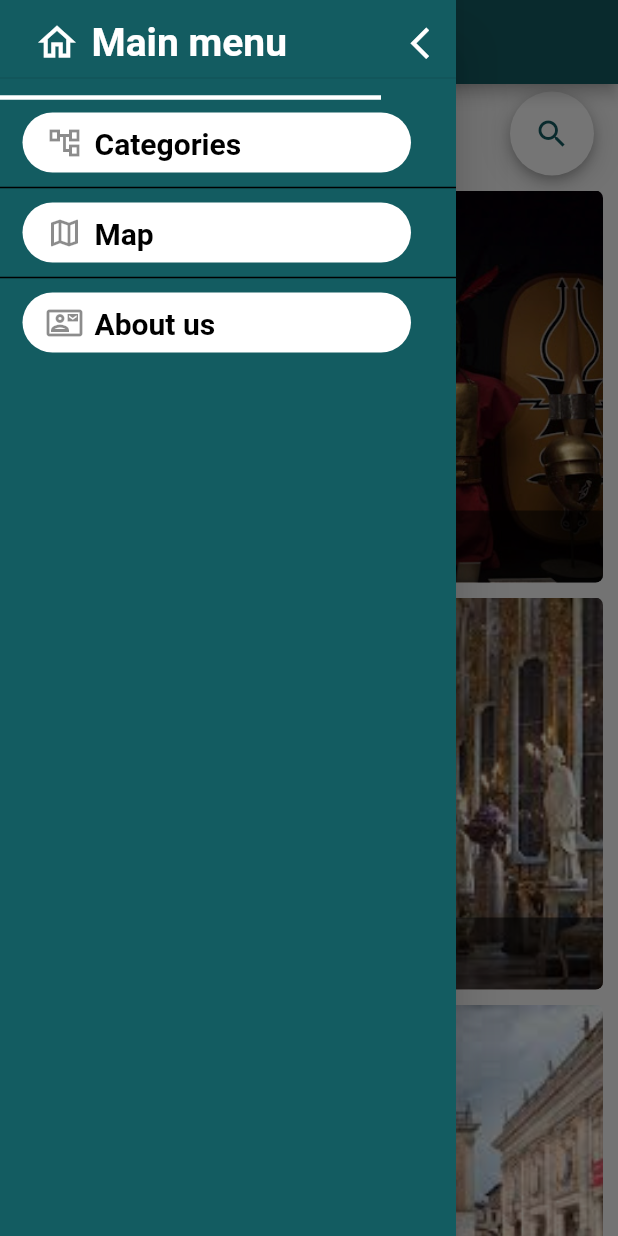
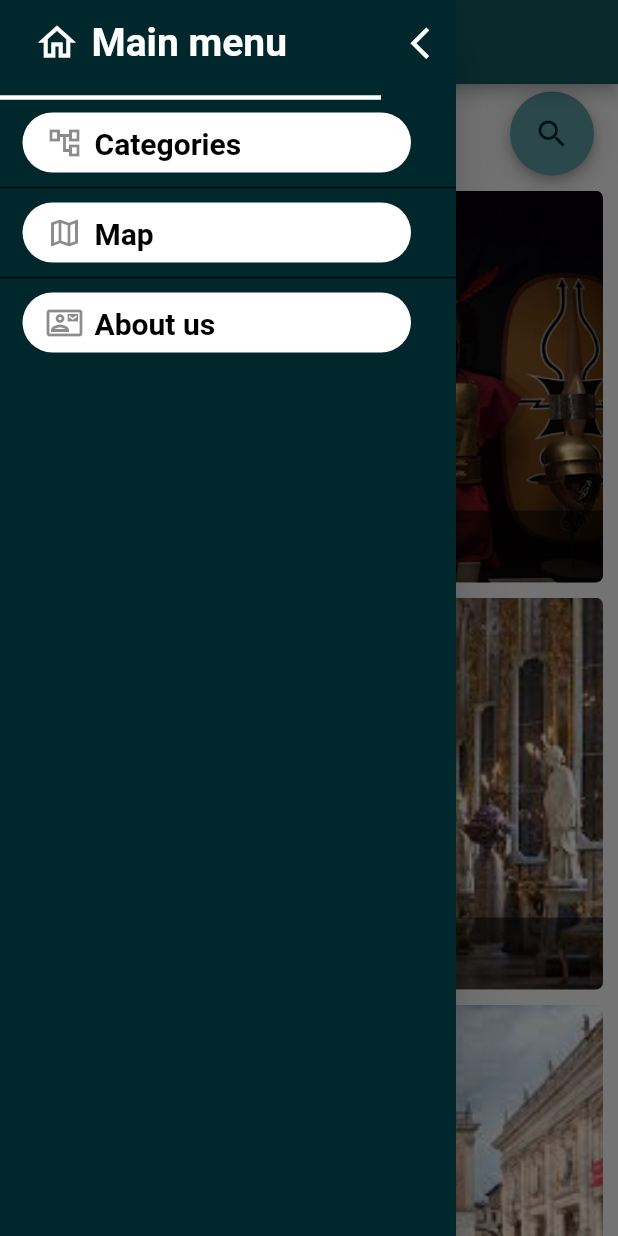
Before and after one commit to AIR-FOI-HR/AIR2101_FOAQ_TEAM_ZERO, a Flutter app: the screen it shows after launch, with the side drawer open, on a phone screen of 412 x 824 dp. Run offline on Flutter 3.47's test engine with Material 2 defaults, Android fonts, the phone set to English and light mode, and no system bars.

Commit message:
Added new colors .Stylized widgets with new colors and choosen those that fits the best

```diff
--- a/lib/main.dart
+++ b/lib/main.dart
@@ -21,7 +21,11 @@ class MyApp extends StatelessWidget {
         title: 'Museum Guide',
         theme: ThemeData(
           primaryColor: Color.fromRGBO(19, 92, 97, 1),
-          accentColor: Color.fromRGBO(236, 219, 172, 1),
+          accentColor: Color.fromRGBO(0, 201, 224,1),
+          primaryColorLight: Color.fromRGBO(93, 158, 163,1),
+          cardColor: Color.fromRGBO(59, 124, 129,1),
+          primaryColorDark: Color.fromRGBO(0, 39, 44,1),
+          highlightColor: Color.fromRGBO(255, 138, 68, 1),
           textTheme: ThemeData.light().textTheme.copyWith(
                 headline6: TextStyle(
                   fontWeight: FontWeight.bold,
--- a/lib/widgets/homepage/dropdown_category.dart
+++ b/lib/widgets/homepage/dropdown_category.dart
@@ -28,7 +28,7 @@ class _DropDownCategoryState extends State<DropDownCategory> {
           ),
           padding: EdgeInsets.symmetric(vertical: 2, horizontal: 12),
           child: DropdownButton(
-            dropdownColor: Theme.of(context).accentColor,
+            dropdownColor: Theme.of(context).primaryColorLight,
             onChanged: (value) {
               selectedCategory = value;
               setState(() {});
--- a/lib/widgets/homepage/museum_grid_item.dart
+++ b/lib/widgets/homepage/museum_grid_item.dart
@@ -37,6 +37,7 @@ class MuseumGridItem extends StatelessWidget {
                     style: TextStyle(
                       fontSize: 16,
                       color: Theme.of(context).accentColor,
+                      fontWeight: FontWeight.w300
                     )),
               ],
             ),
@@ -53,7 +54,8 @@ class MuseumGridItem extends StatelessWidget {
               '${museum.name}',
               style: TextStyle(
                 fontSize: 18,
-                color: Theme.of(context).accentColor,
+                color: Theme.of(context).highlightColor,
+                fontWeight: FontWeight.bold
               ),
             ),
           ),
--- a/lib/widgets/homepage/search_bar.dart
+++ b/lib/widgets/homepage/search_bar.dart
@@ -17,7 +17,7 @@ class _SearchBarState extends State<SearchBar> {
         height: 56,
         decoration: BoxDecoration(
           borderRadius: BorderRadius.circular(32),
-          color: Colors.white,
+          color: Theme.of(context).primaryColorLight,
           boxShadow: kElevationToShadow[6],
         ),
         child: Row(
@@ -29,7 +29,7 @@ class _SearchBarState extends State<SearchBar> {
                       ? TextField(
                           decoration: InputDecoration(
                               hintText: 'Search',
-                              hintStyle: TextStyle(color: Theme.of(context).primaryColor),
+                              hintStyle: TextStyle(color: Theme.of(context).primaryColorDark),
                               border: InputBorder.none),
                         )
                       : null),
@@ -47,7 +47,7 @@ class _SearchBarState extends State<SearchBar> {
                   ),
                   child: Padding(
                     padding: const EdgeInsets.all(16.0),
-                    child: Icon(_folded ? Icons.search : Icons.close, color: Theme.of(context).primaryColor),
+                    child: Icon(_folded ? Icons.search : Icons.close, color: Theme.of(context).primaryColorDark),
                   ),
                   onTap: () {
                     setState(() {
--- a/lib/widgets/main_menu_drawer.dart
+++ b/lib/widgets/main_menu_drawer.dart
@@ -44,12 +44,12 @@ class MainMenuDrawer extends StatelessWidget {
   @override
   Widget build(BuildContext context) {
     return Drawer(
-      backgroundColor: Theme.of(context).primaryColor,
+      backgroundColor: Theme.of(context).primaryColorDark,
       child: ListView(
         children: [
           Container(
             height: 60,
-            color: Theme.of(context).primaryColor,
+            color: Theme.of(context).primaryColorDark,
             child: DrawerHeader(
               padding: EdgeInsets.fromLTRB(15, 5, 0, 0),
               child: Row(
```
